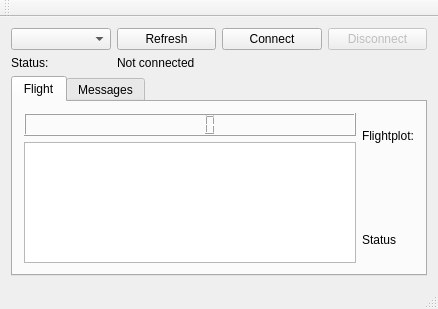
First picture: the form in mainwindow.ui, repository janblumenkamp/rocketUI, before the edit.
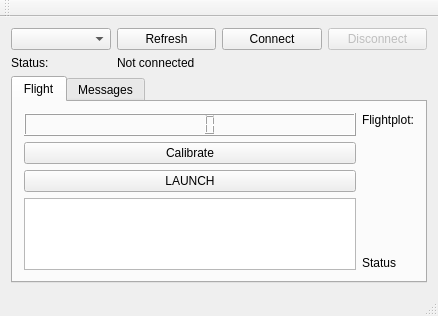
Second picture: the form after the edit. The open tabs and pages were chosen to show the change. Custom widgets are drawn as their Qt base class.

Commit message: Added buttons and table headers

```diff
--- a/mainwindow.ui
+++ b/mainwindow.ui
@@ -74,17 +74,31 @@
        </attribute>
        <layout class="QHBoxLayout" name="horizontalLayout">
         <item>
-         <layout class="QVBoxLayout" name="group_data">
+         <layout class="QVBoxLayout" name="group_data" stretch="1,0,0,5">
           <item>
            <widget class="QLCDNumber" name="lcd_timer"/>
           </item>
           <item>
-           <widget class="QTableView" name="tbl_data"/>
+           <widget class="QPushButton" name="btn_calibrate">
+            <property name="text">
+             <string>Calibrate</string>
+            </property>
+           </widget>
+          </item>
+          <item>
+           <widget class="QPushButton" name="btn_launch">
+            <property name="text">
+             <string>LAUNCH</string>
+            </property>
+           </widget>
+          </item>
+          <item>
+           <widget class="QTableWidget" name="tbl_data"/>
           </item>
          </layout>
         </item>
         <item>
-         <layout class="QVBoxLayout" name="group_plot">
+         <layout class="QVBoxLayout" name="group_plot" stretch="0,1,0">
           <item>
            <widget class="QLabel" name="lbl_flightplot">
             <property name="text">
```
Left out of the diff: 8 changed lines with no effect on the pictures. The commit also changes 2 other files.
